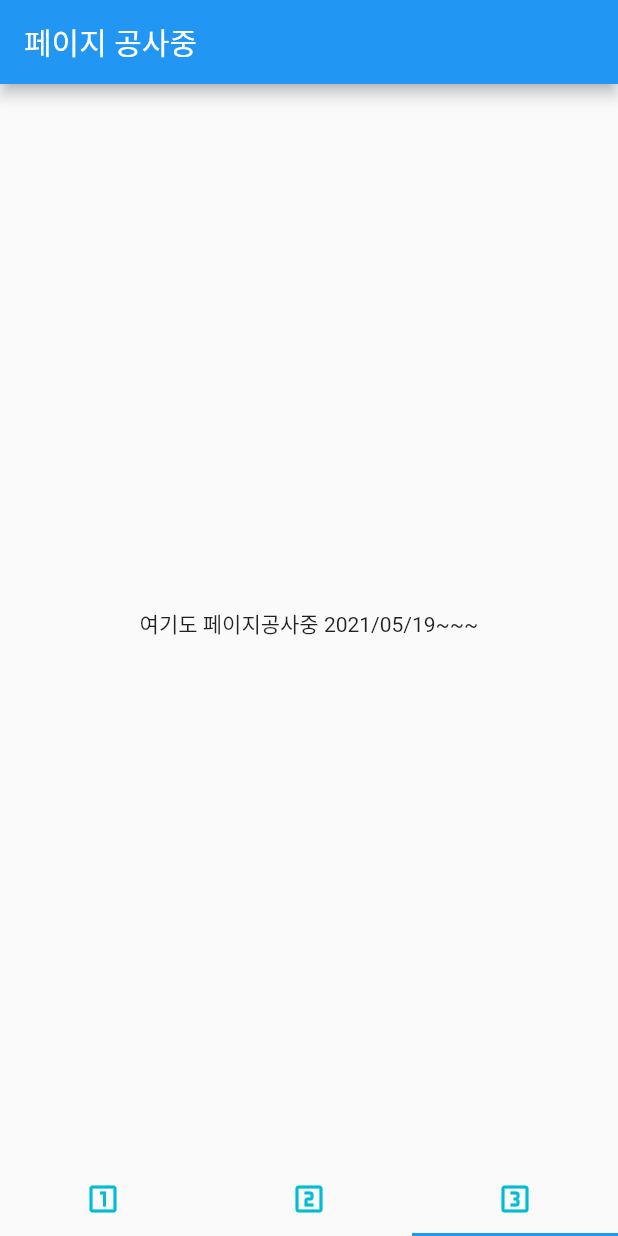
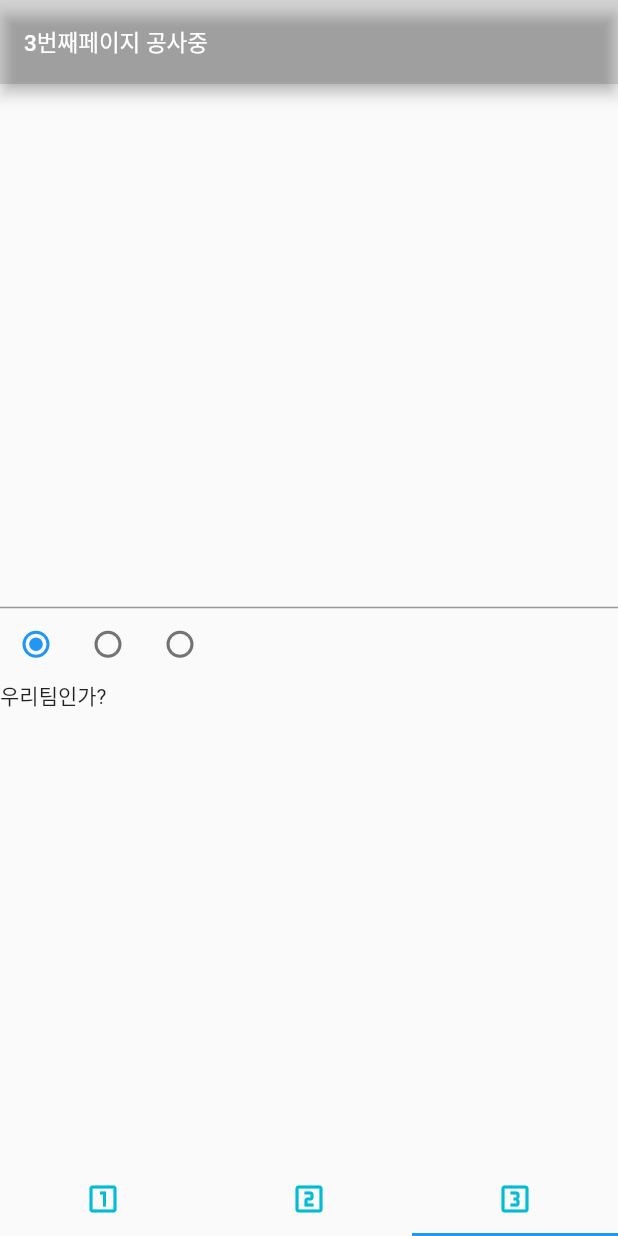
Before and after one commit to tjdtnsla0911/study_Flutter, a Flutter app: the screen it shows after launch, item 3 of the bottom bar chosen, on a phone screen of 412 x 824 dp. Run offline on Flutter 3.47's test engine with Material 2 defaults, Android fonts, the phone set to English and light mode, and no system bars.

Commit message:
라디오버튼구현중

```diff
--- a/lib/main.dart
+++ b/lib/main.dart
@@ -33,7 +33,6 @@ class _MyHomePageStateState extends State<MyHomePageState> with SingleTickerProv
 
   TabController controller;
   List<Member> member = List();
-
 
 
   @override
--- a/lib/sub/ThreePage.dart
+++ b/lib/sub/ThreePage.dart
@@ -1,23 +1,71 @@
 import 'package:flutter/material.dart';
 import '../member.dart';
 
-class ThreeApp extends StatelessWidget {
+class ThreeApp extends StatefulWidget {
 
+  const ThreeApp({Key key}) : super(key: key);
+  @override
+  _ThreeAppState createState() => _ThreeAppState();
+}
 
-
+class _ThreeAppState extends State<ThreeApp> {
+  final nameController = TextEditingController();
+  int _radioValue = 0;
+  bool fiyExist = false;
 
   @override
   Widget build(BuildContext context) {
+    return Scaffold(
 
-    return Scaffold(
-      appBar: AppBar(
-        title: Text('페이지 공사중'),
-      ),
-      body: Container(
-        child: Center(
-          child: Text('여기도 페이지공사중 2021/05/19~~~'),
+        appBar: AppBar(
+          title: Text('3번째페이지 공사중',style: TextStyle(fontSize: 15,color: Colors.white),),
+          backgroundColor: Colors.black12,
         ),
-      ),
+
+        body: Container(
+          child: Center(
+            child: Column(
+              mainAxisAlignment: MainAxisAlignment.center,
+              children: <Widget>[
+
+                TextField(
+                  controller: nameController,
+                  keyboardType: TextInputType.text,
+                  maxLines: 1,
+                ),
+
+                Row(
+                  children: <Widget>[
+                    //value : 인덱스 , groupValue : 그룹화 , onChnged 이벤트처리
+                    //groupValue는 같은 그룹에서 하나만 선택가능!
+                    Radio(value: 0, groupValue: _radioValue, onChanged: _radioChange),
+                    Text(''),
+                    Radio(value: 1, groupValue: _radioValue, onChanged: _radioChange,),
+                    Text(''),
+                    Radio(value: 2, groupValue: _radioValue, onChanged: _radioChange),
+
+                  ],
+                ),
+
+                Row(
+                  children: <Widget>[
+                    Text('우리팀인가?'),
+
+                  ],
+                ),
+              ],
+            ),
+          ),
+        ),
     );
   }
+  //bulid밖
+
+  _radioChange(int value) {
+    print('_radioChange의 value : $value');
+    setState(() {
+      _radioValue = value;
+    });
+  }
+
 }
```
